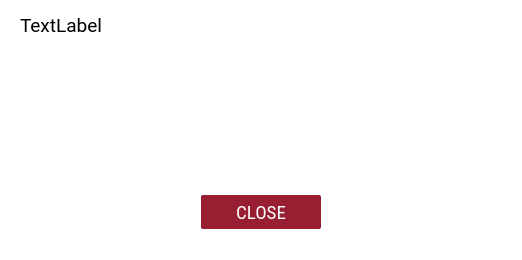
Before: the Qt Designer form client/dialogs/WarningDialog.ui in open-eid/DigiDoc4-Client, drawn with Qt 5.
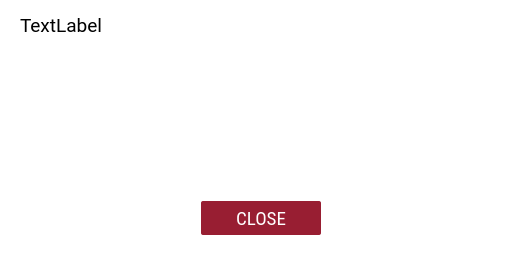
After: the same form once the commit is applied. Custom widgets are drawn as their Qt base class.

Commit message:
Change tab focus order of warning dialog
IB-6030

Patch:
```diff
--- a/client/dialogs/WarningDialog.ui
+++ b/client/dialogs/WarningDialog.ui
@@ -157,28 +157,12 @@
     </widget>
    </item>
    <item>
-    <widget class="QWidget" name="buttonBar" native="true">
-     <property name="minimumSize">
-      <size>
-       <width>0</width>
-       <height>45</height>
-      </size>
-     </property>
-     <property name="maximumSize">
-      <size>
-       <width>16777215</width>
-       <height>45</height>
-      </size>
-     </property>
-     <property name="styleSheet">
-      <string notr="true">border: none;</string>
-     </property>
-     <layout class="QHBoxLayout" name="horizontalLayout">
+    <layout class="QHBoxLayout" name="buttonBarLayout">
       <property name="leftMargin">
        <number>15</number>
       </property>
       <property name="topMargin">
-       <number>0</number>
+      <number>8</number>
       </property>
       <property name="rightMargin">
        <number>15</number>
@@ -261,7 +245,6 @@
        </spacer>
       </item>
      </layout>
-    </widget>
    </item>
   </layout>
  </widget>
```
Left out of the diff: 12 changed lines with no effect on the pictures. Lines whose indentation alone changed are shown as unchanged. The commit also changes 3 other files.
